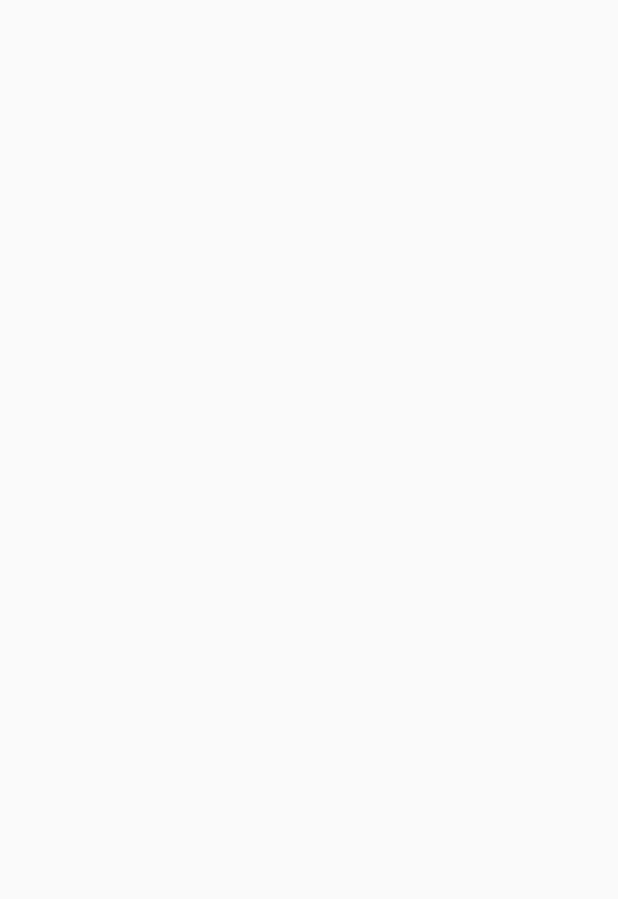
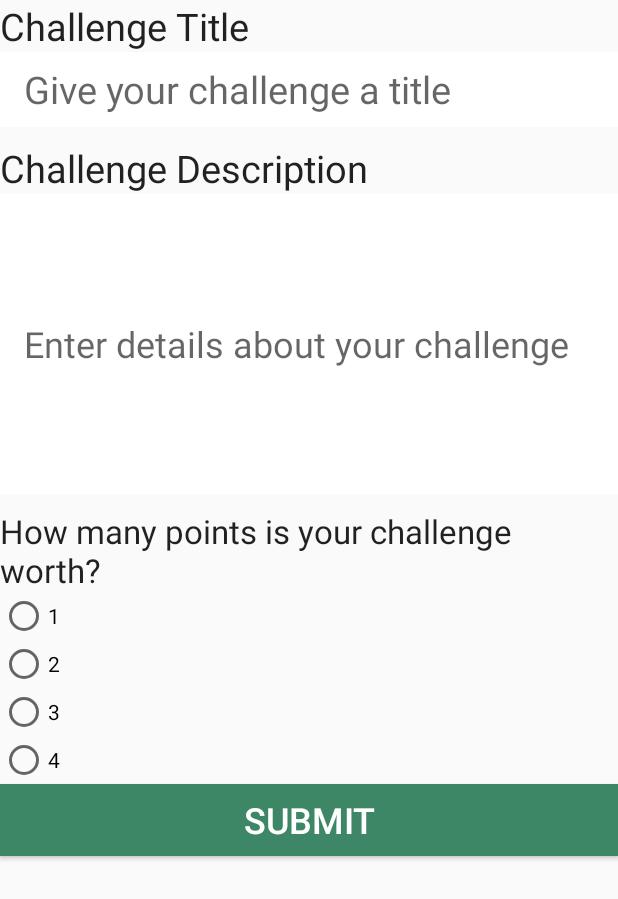
Before and after one commit to nwHacks-TeamHortons/nwhacks-app, an Android app: the ActivityCreate screen opened directly, with no data from a screen before it, on a phone screen of 412 x 824 dp. Before the commit the part shown is empty. Shown: the top 899 px of the screen. Run offline under Robolectric (Android 15) with nearby library versions, the phone set to English and light mode, and no system bars.

Commit message:
Merge remote-tracking branch 'origin/master'
Conflicts:
	app/src/main/res/layout/activity_main.xml

rough create page

```diff
--- a/app/src/main/java/com/teamhortons/nwhacksapp/ActivityCreate.java
+++ b/app/src/main/java/com/teamhortons/nwhacksapp/ActivityCreate.java
@@ -14,4 +14,5 @@ public class ActivityCreate extends Activity {
         super.onCreate(savedInstanceState);
         setContentView(R.layout.activity_create);
     }
+
 }
--- a/app/src/main/res/layout/activity_create.xml
+++ b/app/src/main/res/layout/activity_create.xml
@@ -3,4 +3,92 @@
     android:orientation="vertical" android:layout_width="match_parent"
     android:layout_height="match_parent">
 
+    <TextView
+        android:layout_width="wrap_content"
+        android:layout_height="wrap_content"
+        android:textAppearance="?android:attr/textAppearanceLarge"
+        android:text="Challenge Title"
+        android:textSize="25sp"
+        android:id="@+id/textView2" />
+
+    <EditText
+        android:id="@+id/create_title_edittext"
+        android:layout_width="match_parent"
+        android:hint="Give your challenge a title"
+        android:paddingLeft="@dimen/activity_horizontal_margin"
+        android:layout_height="50dp"
+        android:textSize="25sp"
+        android:background="#FFF"
+        android:inputType="textCapCharacters|textAutoCorrect"
+        android:textColor="#7f8c8d"
+        android:layout_marginBottom="10dp"
+        android:layout_centerVertical="true"/>
+
+    <TextView
+        android:layout_width="wrap_content"
+        android:layout_height="wrap_content"
+        android:textAppearance="?android:attr/textAppearanceLarge"
+        android:text="Challenge Description"
+        android:textSize="25sp"
+        android:id="@+id/textView3" />
+
+    <EditText
+        android:id="@+id/create_description_edittext"
+        android:layout_width="match_parent"
+        android:hint="Enter details about your challenge"
+        android:paddingLeft="@dimen/activity_horizontal_margin"
+        android:layout_height="200dp"
+        android:textSize="24sp"
+        android:background="#FFF"
+        android:inputType="textMultiLine"
+        android:ems="10"
+        android:textColor="#7f8c8d"
+        android:layout_marginBottom="10dp"
+        android:layout_centerVertical="true"/>
+
+
+    <TextView
+        android:layout_width="wrap_content"
+        android:layout_height="wrap_content"
+        android:textAppearance="?android:attr/textAppearanceLarge"
+        android:text="How many points is your challenge worth?"
+        android:id="@+id/textView" />
+
+    <RadioButton
+        android:layout_width="wrap_content"
+        android:layout_height="wrap_content"
+        android:text="1"
+        android:id="@+id/numPoints1" />
+
+    <RadioButton
+        android:layout_width="wrap_content"
+        android:layout_height="wrap_content"
+        android:text="2"
+        android:id="@+id/numPoints2" />
+
+    <RadioButton
+        android:layout_width="wrap_content"
+        android:layout_height="wrap_content"
+        android:text="3"
+        android:id="@+id/numPoints3" />
+
+    <RadioButton
+        android:layout_width="wrap_content"
+        android:layout_height="wrap_content"
+        android:text="4"
+        android:id="@+id/numPoints4" />
+
+    <Button
+        android:id="@+id/submit_create_button"
+        android:layout_width="match_parent"
+        android:layout_height="wrap_content"
+        android:background="#3D8766"
+        android:layout_marginBottom="20dp"
+        android:textColor="#fff"
+        android:textSize="24sp"
+        android:text="SUBMIT"
+        android:clickable="true"/>
+
+
+
 </LinearLayout>
```
